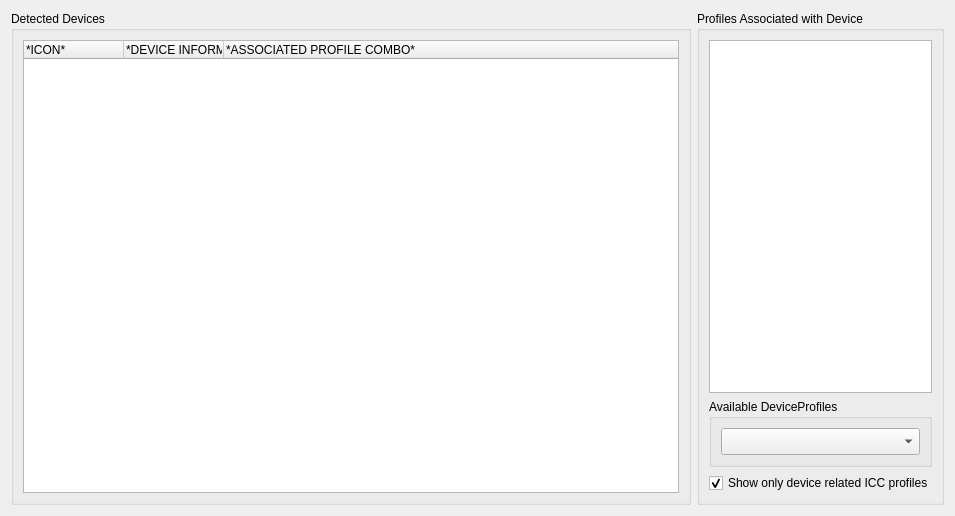
Above: src/modules/devices/sy_devices.ui from oyranos-cms/Synnefo before the change. Below: the same form after it.
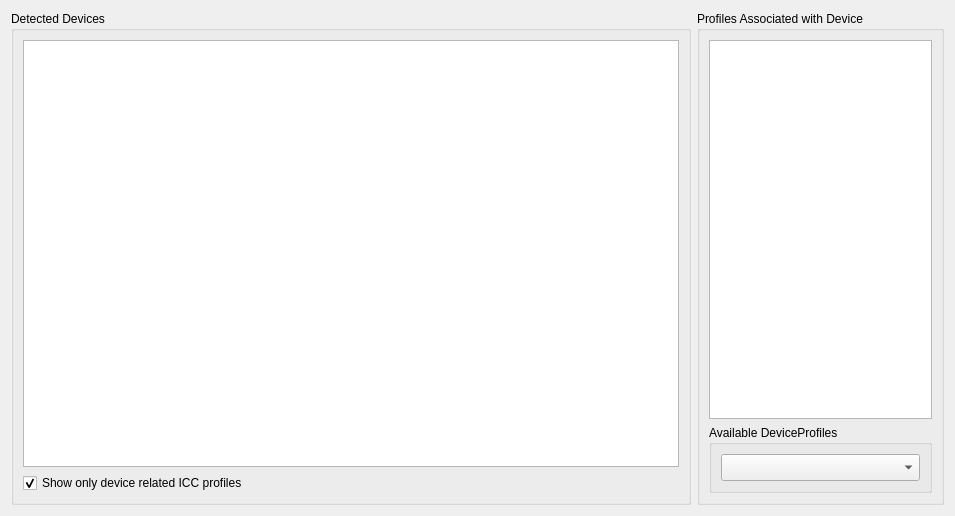
That is the form after the change.

Commit message: modified "Devices" ui; rearranged "Devices" code.

```diff
--- a/src/modules/devices/sy_devices.ui
+++ b/src/modules/devices/sy_devices.ui
@@ -56,16 +56,16 @@
          <bool>false</bool>
         </property>
         <property name="headerHidden">
-         <bool>false</bool>
+         <bool>true</bool>
         </property>
         <property name="columnCount">
-         <number>3</number>
+         <number>2</number>
         </property>
         <attribute name="headerVisible">
-         <bool>true</bool>
+         <bool>false</bool>
         </attribute>
         <attribute name="headerVisible">
-         <bool>true</bool>
+         <bool>false</bool>
         </attribute>
         <column>
          <property name="text">
@@ -74,14 +74,22 @@
         </column>
         <column>
          <property name="text">
-          <string notr="true">*DEVICE INFORMATION*</string>
+          <string notr="true">2</string>
          </property>
         </column>
-        <column>
-         <property name="text">
-          <string>*ASSOCIATED PROFILE COMBO*</string>
-         </property>
-        </column>
+       </widget>
+      </item>
+      <item row="2" column="0">
+       <widget class="QCheckBox" name="relatedDeviceCheckBox">
+        <property name="text">
+         <string>Show only device related ICC profiles</string>
+        </property>
+        <property name="checked">
+         <bool>true</bool>
+        </property>
+        <property name="tristate">
+         <bool>false</bool>
+        </property>
        </widget>
       </item>
      </layout>
@@ -153,19 +161,6 @@
         </layout>
        </widget>
       </item>
-      <item row="3" column="0">
-       <widget class="QCheckBox" name="relatedDeviceCheckBox">
-        <property name="text">
-         <string>Show only device related ICC profiles</string>
-        </property>
-        <property name="checked">
-         <bool>true</bool>
-        </property>
-        <property name="tristate">
-         <bool>false</bool>
-        </property>
-       </widget>
-      </item>
      </layout>
     </widget>
    </item>
```
The commit also changes 3 other files.
